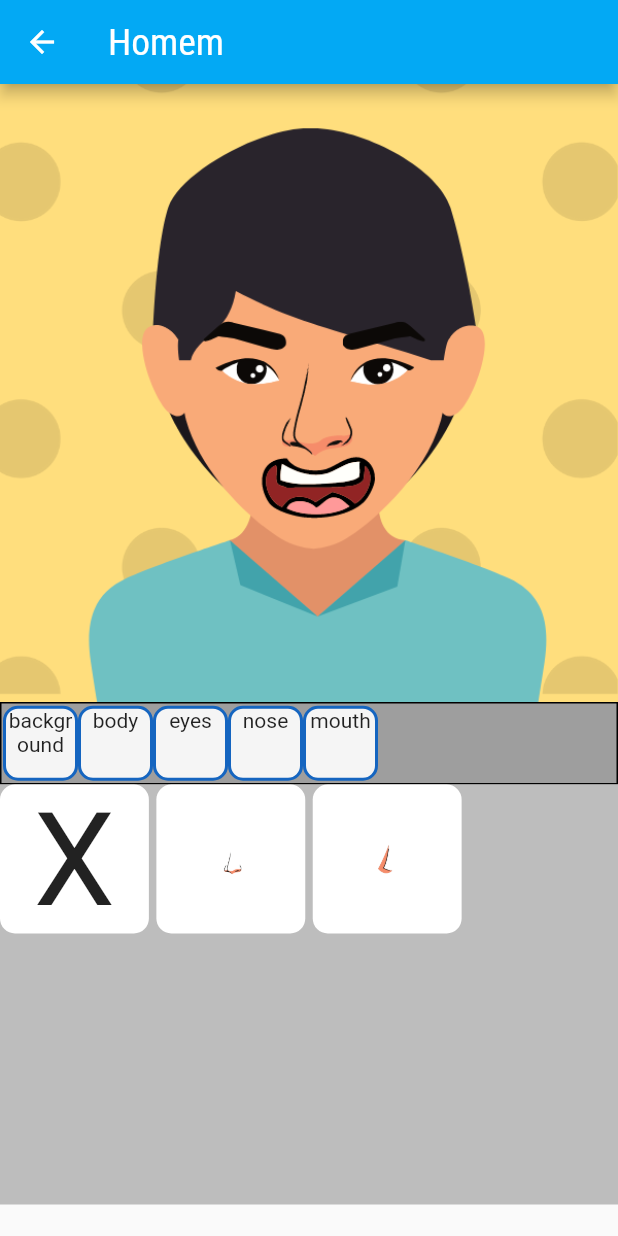
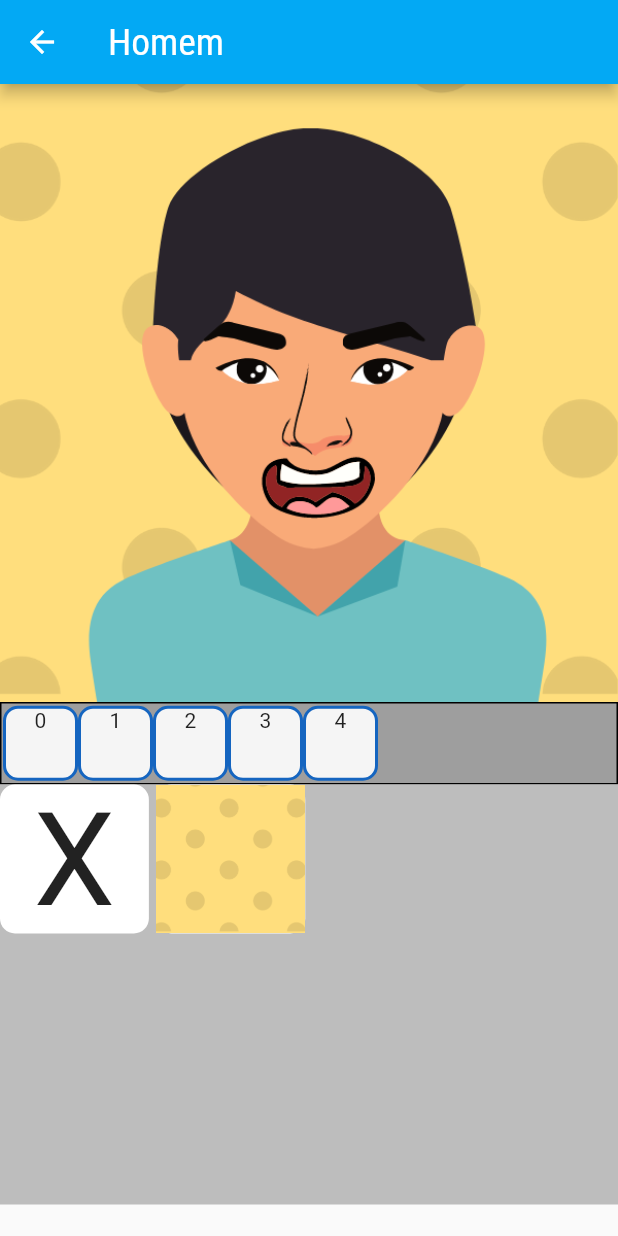
Before and after one commit to hadson0/DrawMe, a Flutter app: the AvatarPainterScreen screen opened directly with sample values from the repository, on a phone screen of 412 x 824 dp. Run offline on Flutter 3.47's test engine with Material 2 defaults, Android fonts, the phone set to English and light mode, and no system bars.

Commit message:
Created canvas class

```diff
--- a/lib/components/avatar_canvas.dart
+++ b/lib/components/avatar_canvas.dart
@@ -1,7 +1,7 @@
 import 'package:flutter/material.dart';
 
 class AvatarCanvas extends StatelessWidget {
-  final Map<String, String> layers;
+  final Map<int, String> layers;
 
   const AvatarCanvas(
     this.layers, {
--- a/lib/components/layer_tab_list.dart
+++ b/lib/components/layer_tab_list.dart
@@ -1,9 +1,9 @@
 import 'package:flutter/material.dart';
 
 class LayerTabList extends StatelessWidget {
-  final void Function(String) onSelectLayer;
-  final Map<String, List<String>> layersMap;
-  final String selectedLayer;
+  final void Function(int) onSelectLayer;
+  final Map<int, List<String>> layersMap;
+  final int selectedLayer;
 
   const LayerTabList({
     Key? key,
@@ -41,7 +41,7 @@ class LayerTabList extends StatelessWidget {
                   ),
                 ),
                 child: Text(
-                  entry.key,
+                  entry.key.toString(),
                   textAlign: TextAlign.center,
                 ),
               ),
--- a/lib/models/avatar.dart
+++ b/lib/models/avatar.dart
@@ -1,3 +1,4 @@
+import 'package:drawme/models/canvas.dart';
 import 'package:flutter/widgets.dart';
 
 class Avatar with ChangeNotifier {
@@ -8,25 +9,7 @@ class Avatar with ChangeNotifier {
   final List<String> tags;
   final String description;
 
-  final Map<String, List<String>> layers = {
-    'background': ['', 'lib/assets/images/Man/background.png'],
-    'body': ['', 'lib/assets/images/Man/body.png'],
-    'eyes': [
-      '',
-      'lib/assets/images/Man/eyes.png',
-      'lib/assets/images/Man/eyes2.png'
-    ],
-    'nose': [
-      '',
-      'lib/assets/images/Man/nose.png',
-      'lib/assets/images/Man/nose2.png'
-    ],
-    'mouth': [
-      '',
-      'lib/assets/images/Man/mouth.png',
-      'lib/assets/images/Man/mouth2.png'
-    ],
-  };
+  Canvas canvas = Canvas();
 
   /* final Map<String, List<String>> layers = {
     'background': [''],
@@ -49,19 +32,19 @@ class Avatar with ChangeNotifier {
   });
 
   void addLayerImage(String layerName, String imagePath) {
-    if (layers.containsKey(layerName)) {
-      layers[layerName]?.add(imagePath);
+    if (canvas.layers.containsKey(layerName)) {
+      canvas.layers[layerName]?.add(imagePath);
       /* notifyListeners(); */
     }
   }
 
   void removeLayerImage(String layerName, String imagePath) {
-    if (layers.containsKey(layerName)) {
+    if (canvas.layers.containsKey(layerName)) {
       int index =
-          layers[layerName]!.indexWhere((imageP) => imageP == imagePath);
+          canvas.layers[layerName]!.indexWhere((imageP) => imageP == imagePath);
 
       if (index >= 0) {
-        layers[layerName]!.removeWhere((imageP) => imageP == imagePath);
+        canvas.layers[layerName]!.removeWhere((imageP) => imageP == imagePath);
         notifyListeners();
       }
     }
--- /dev/null
+++ b/lib/models/canvas.dart
@@ -0,0 +1,44 @@
+import 'package:flutter/widgets.dart';
+
+class Canvas with ChangeNotifier {
+  final Map<int, List<String>> _layers = {
+    0: ['', 'lib/assets/images/Man/background.png'],
+    1: ['', 'lib/assets/images/Man/body.png'],
+    2: [
+      '',
+      'lib/assets/images/Man/eyes.png',
+      'lib/assets/images/Man/eyes2.png'
+    ],
+    3: [
+      '',
+      'lib/assets/images/Man/nose.png',
+      'lib/assets/images/Man/nose2.png'
+    ],
+    4: [
+      '',
+      'lib/assets/images/Man/mouth.png',
+      'lib/assets/images/Man/mouth2.png'
+    ],
+  };
+
+  Map<int, List<String>> get layers => {..._layers};
+
+  void addLayerImage(String layerName, String imagePath) {
+    if (layers.containsKey(layerName)) {
+      layers[layerName]?.add(imagePath);
+      notifyListeners();
+    }
+  }
+
+  void removeLayerImage(String layerName, String imagePath) {
+    if (layers.containsKey(layerName)) {
+      int index =
+          layers[layerName]!.indexWhere((imageP) => imageP == imagePath);
+
+      if (index >= 0) {
+        layers[layerName]!.removeWhere((imageP) => imageP == imagePath);
+        notifyListeners();
+      }
+    }
+  }
+}
--- a/lib/screens/avatar_painter_screen.dart
+++ b/lib/screens/avatar_painter_screen.dart
@@ -14,19 +14,19 @@ class AvatarPainterScreen extends StatefulWidget {
 }
 
 class _AvatarPainterScreenState extends State<AvatarPainterScreen> {
-  Map<String, String> layers = {
-    'background': 'lib/assets/images/Man/background.png',
-    'body': 'lib/assets/images/Man/body.png',
-    'eyes': 'lib/assets/images/Man/eyes.png',
-    'nose': 'lib/assets/images/Man/nose.png',
-    'mouth': 'lib/assets/images/Man/mouth.png',
+  Map<int, String> layers = {
+    0: 'lib/assets/images/Man/background.png',
+    1: 'lib/assets/images/Man/body.png',
+    2: 'lib/assets/images/Man/eyes.png',
+    3: 'lib/assets/images/Man/nose.png',
+    4: 'lib/assets/images/Man/mouth.png',
   };
 
-  String _selectedLayer = 'nose';
+  int _selectedLayer = 0;
 
-  void _selectLayer(String layerName) {
+  void _selectLayer(int layer) {
     setState(() {
-      _selectedLayer = layerName;
+      _selectedLayer = layer;
     });
   }
 
@@ -49,12 +49,12 @@ class _AvatarPainterScreenState extends State<AvatarPainterScreen> {
           AvatarCanvas(layers),
           LayerTabList(
             onSelectLayer: _selectLayer,
-            layersMap: avatar.layers,
+            layersMap: avatar.canvas.layers,
             selectedLayer: _selectedLayer,
           ),
           LayerImageGrid(
             onSelectLayerImage: _selectLayerImage,
-            layerImageList: avatar.layers[_selectedLayer]!,
+            layerImageList: avatar.canvas.layers[_selectedLayer]!,
           ),
         ],
       ),
```
